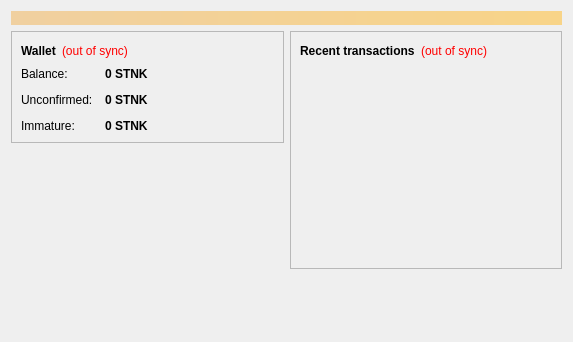
This is src/qt/forms/overviewpage.ui in CptMgm/Stonkscoin as Qt 5 draws it before an edit. The edited form follows.
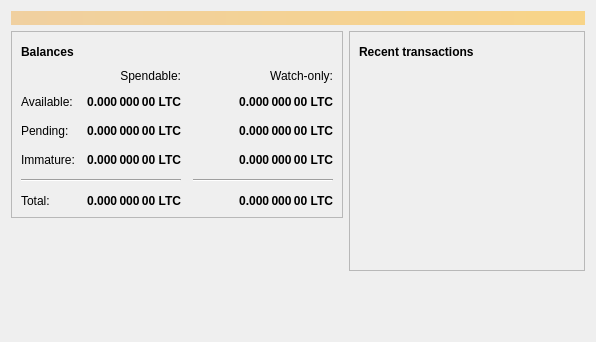
This is the edited form. Icons and pictures are not drawn.

Patch:
```diff
--- a/src/qt/forms/overviewpage.ui
+++ b/src/qt/forms/overviewpage.ui
@@ -6,7 +6,7 @@
    <rect>
     <x>0</x>
     <y>0</y>
-    <width>573</width>
+    <width>596</width>
     <height>342</height>
    </rect>
   </property>
@@ -20,7 +20,7 @@
       <bool>false</bool>
      </property>
      <property name="styleSheet">
-      <string notr="true">background-color: qlineargradient(x1: 0, y1: 0, x2: 1, y2: 0, stop:0 #F0D0A0, stop:1 #F8D488); color:#000000;</string>
+      <string notr="true">QLabel { background-color: qlineargradient(x1: 0, y1: 0, x2: 1, y2: 0, stop:0 #F0D0A0, stop:1 #F8D488); color:#000000; }</string>
      </property>
      <property name="wordWrap">
       <bool>true</bool>
@@ -54,27 +54,194 @@
                </font>
               </property>
               <property name="text">
-               <string>Wallet</string>
+               <string>Balances</string>
               </property>
              </widget>
             </item>
             <item>
-             <widget class="QLabel" name="labelWalletStatus">
+             <widget class="QPushButton" name="labelWalletStatus">
+              <property name="enabled">
+               <bool>true</bool>
+              </property>
+              <property name="maximumSize">
+               <size>
+                <width>30</width>
+                <height>16777215</height>
+               </size>
+              </property>
               <property name="toolTip">
                <string>The displayed information may be out of date. Your wallet automatically synchronizes with the StonksCoin network after a connection is established, but this process has not completed yet.</string>
               </property>
-              <property name="styleSheet">
-               <string notr="true">QLabel { color: red; }</string>
+              <property name="text">
+               <string/>
               </property>
+              <property name="icon">
+               <iconset resource="../bitcoin.qrc">
+                <normaloff>:/icons/warning</normaloff>
+                <disabledoff>:/icons/warning</disabledoff>:/icons/warning</iconset>
+              </property>
+              <property name="iconSize">
+               <size>
+                <width>24</width>
+                <height>24</height>
+               </size>
+              </property>
+              <property name="flat">
+               <bool>true</bool>
+              </property>
+             </widget>
+            </item>
+            <item>
+             <spacer name="horizontalSpacer_3">
+              <property name="orientation">
+               <enum>Qt::Horizontal</enum>
+              </property>
+              <property name="sizeHint" stdset="0">
+               <size>
+                <width>40</width>
+                <height>20</height>
+               </size>
+              </property>
+             </spacer>
+            </item>
+           </layout>
+          </item>
+          <item>
+           <layout class="QGridLayout" name="gridLayout">
+            <property name="spacing">
+             <number>12</number>
+            </property>
+            <item row="2" column="2">
+             <widget class="QLabel" name="labelWatchPending">
+              <property name="font">
+               <font>
+                <weight>75</weight>
+                <bold>true</bold>
+               </font>
+              </property>
+              <property name="cursor">
+               <cursorShape>IBeamCursor</cursorShape>
+              </property>
+              <property name="toolTip">
+               <string>Unconfirmed transactions to watch-only addresses</string>
+              </property>
               <property name="text">
-               <string notr="true">(out of sync)</string>
+               <string notr="true">0.000 000 00 LTC</string>
               </property>
               <property name="alignment">
-               <set>Qt::AlignLeading|Qt::AlignLeft|Qt::AlignVCenter</set>
+               <set>Qt::AlignRight|Qt::AlignTrailing|Qt::AlignVCenter</set>
               </property>
              </widget>
             </item>
-            <item>
+            <item row="2" column="1">
+             <widget class="QLabel" name="labelUnconfirmed">
+              <property name="font">
+               <font>
+                <weight>75</weight>
+                <bold>true</bold>
+               </font>
+              </property>
+              <property name="cursor">
+               <cursorShape>IBeamCursor</cursorShape>
+              </property>
+              <property name="toolTip">
+               <string>Total of transactions that have yet to be confirmed, and do not yet count toward the spendable balance</string>
+              </property>
+              <property name="text">
+               <string notr="true">0.000 000 00 LTC</string>
+              </property>
+              <property name="alignment">
+               <set>Qt::AlignRight|Qt::AlignTrailing|Qt::AlignVCenter</set>
+              </property>
+              <property name="textInteractionFlags">
+               <set>Qt::LinksAccessibleByMouse|Qt::TextSelectableByKeyboard|Qt::TextSelectableByMouse</set>
+              </property>
+             </widget>
+            </item>
+            <item row="3" column="2">
+             <widget class="QLabel" name="labelWatchImmature">
+              <property name="font">
+               <font>
+                <weight>75</weight>
+                <bold>true</bold>
+               </font>
+              </property>
+              <property name="cursor">
+               <cursorShape>IBeamCursor</cursorShape>
+              </property>
+              <property name="toolTip">
+               <string>Mined balance in watch-only addresses that has not yet matured</string>
+              </property>
+              <property name="text">
+               <string notr="true">0.000 000 00 LTC</string>
+              </property>
+              <property name="alignment">
+               <set>Qt::AlignRight|Qt::AlignTrailing|Qt::AlignVCenter</set>
+              </property>
+              <property name="textInteractionFlags">
+               <set>Qt::LinksAccessibleByMouse|Qt::TextSelectableByKeyboard|Qt::TextSelectableByMouse</set>
+              </property>
+             </widget>
+            </item>
+            <item row="4" column="0" colspan="2">
+             <widget class="Line" name="line">
+              <property name="orientation">
+               <enum>Qt::Horizontal</enum>
+              </property>
+             </widget>
+            </item>
+            <item row="4" column="2">
+             <widget class="Line" name="lineWatchBalance">
+              <property name="sizePolicy">
+               <sizepolicy hsizetype="Preferred" vsizetype="Fixed">
+                <horstretch>0</horstretch>
+                <verstretch>0</verstretch>
+               </sizepolicy>
+              </property>
+              <property name="minimumSize">
+               <size>
+                <width>140</width>
+                <height>0</height>
+               </size>
+              </property>
+              <property name="orientation">
+               <enum>Qt::Horizontal</enum>
+              </property>
+             </widget>
+            </item>
+            <item row="5" column="0">
+             <widget class="QLabel" name="labelTotalText">
+              <property name="text">
+               <string>Total:</string>
+              </property>
+             </widget>
+            </item>
+            <item row="3" column="1">
+             <widget class="QLabel" name="labelImmature">
+              <property name="font">
+               <font>
+                <weight>75</weight>
+                <bold>true</bold>
+               </font>
+              </property>
+              <property name="cursor">
+               <cursorShape>IBeamCursor</cursorShape>
+              </property>
+              <property name="toolTip">
+               <string>Mined balance that has not yet matured</string>
+              </property>
+              <property name="text">
+               <string notr="true">0.000 000 00 LTC</string>
+              </property>
+              <property name="alignment">
+               <set>Qt::AlignRight|Qt::AlignTrailing|Qt::AlignVCenter</set>
+              </property>
+              <property name="textInteractionFlags">
+               <set>Qt::LinksAccessibleByMouse|Qt::TextSelectableByKeyboard|Qt::TextSelectableByMouse</set>
+              </property>
+             </widget>
+            </item>
+            <item row="2" column="3">
              <spacer name="horizontalSpacer_2">
               <property name="orientation">
                <enum>Qt::Horizontal</enum>
@@ -87,28 +254,15 @@
               </property>
              </spacer>
             </item>
-           </layout>
-          </item>
-          <item>
-           <layout class="QFormLayout" name="formLayout_2">
-            <property name="fieldGrowthPolicy">
-             <enum>QFormLayout::AllNonFixedFieldsGrow</enum>
-            </property>
-            <property name="horizontalSpacing">
-             <number>12</number>
-            </property>
-            <property name="verticalSpacing">
-             <number>12</number>
-            </property>
-            <item row="0" column="0">
-             <widget class="QLabel" name="label">
+            <item row="3" column="0">
+             <widget class="QLabel" name="labelImmatureText">
               <property name="text">
-               <string>Balance:</string>
+               <string>Immature:</string>
               </property>
              </widget>
             </item>
-            <item row="0" column="1">
-             <widget class="QLabel" name="labelBalance">
+            <item row="5" column="1">
+             <widget class="QLabel" name="labelTotal">
               <property name="font">
                <font>
                 <weight>75</weight>
@@ -122,22 +276,60 @@
                <string>Your current balance</string>
               </property>
               <property name="text">
-               <string notr="true">0 STNK</string>
+               <string notr="true">0.000 000 00 LTC</string>
               </property>
+              <property name="alignment">
+               <set>Qt::AlignRight|Qt::AlignTrailing|Qt::AlignVCenter</set>
+              </property>
               <property name="textInteractionFlags">
                <set>Qt::LinksAccessibleByMouse|Qt::TextSelectableByKeyboard|Qt::TextSelectableByMouse</set>
               </property>
              </widget>
             </item>
+            <item row="5" column="2">
+             <widget class="QLabel" name="labelWatchTotal">
+              <property name="font">
+               <font>
+                <weight>75</weight>
+                <bold>true</bold>
+               </font>
+              </property>
+              <property name="cursor">
+               <cursorShape>IBeamCursor</cursorShape>
+              </property>
+              <property name="toolTip">
+               <string>Current total balance in watch-only addresses</string>
+              </property>
+              <property name="text">
+               <string notr="true">0.000 000 00 LTC</string>
+              </property>
+              <property name="alignment">
+               <set>Qt::AlignRight|Qt::AlignTrailing|Qt::AlignVCenter</set>
+              </property>
+              <property name="textInteractionFlags">
+               <set>Qt::LinksAccessibleByMouse|Qt::TextSelectableByKeyboard|Qt::TextSelectableByMouse</set>
+              </property>
+             </widget>
+            </item>
+            <item row="0" column="2">
+             <widget class="QLabel" name="labelWatchonly">
+              <property name="text">
+               <string>Watch-only:</string>
+              </property>
+              <property name="alignment">
+               <set>Qt::AlignRight|Qt::AlignTrailing|Qt::AlignVCenter</set>
+              </property>
+             </widget>
+            </item>
             <item row="1" column="0">
-             <widget class="QLabel" name="label_3">
+             <widget class="QLabel" name="labelBalanceText">
               <property name="text">
-               <string>Unconfirmed:</string>
+               <string>Available:</string>
               </property>
              </widget>
             </item>
             <item row="1" column="1">
-             <widget class="QLabel" name="labelUnconfirmed">
+             <widget class="QLabel" name="labelBalance">
               <property name="font">
                <font>
                 <weight>75</weight>
@@ -151,7 +343,35 @@
                <string>Total of transactions that have yet to be confirmed, and do not yet count toward the current balance</string>
               </property>
               <property name="text">
-               <string notr="true">0 STNK</string>
+               <string notr="true">0.000 000 00 LTC</string>
+              </property>
+              <property name="alignment">
+               <set>Qt::AlignRight|Qt::AlignTrailing|Qt::AlignVCenter</set>
+              </property>
+              <property name="textInteractionFlags">
+               <set>Qt::LinksAccessibleByMouse|Qt::TextSelectableByKeyboard|Qt::TextSelectableByMouse</set>
+              </property>
+             </widget>
+            </item>
+            <item row="1" column="2">
+             <widget class="QLabel" name="labelWatchAvailable">
+              <property name="font">
+               <font>
+                <weight>75</weight>
+                <bold>true</bold>
+               </font>
+              </property>
+              <property name="cursor">
+               <cursorShape>IBeamCursor</cursorShape>
+              </property>
+              <property name="toolTip">
+               <string>Your current balance in watch-only addresses</string>
+              </property>
+              <property name="text">
+               <string notr="true">0.000 000 00 LTC</string>
+              </property>
+              <property name="alignment">
+               <set>Qt::AlignRight|Qt::AlignTrailing|Qt::AlignVCenter</set>
               </property>
               <property name="textInteractionFlags">
                <set>Qt::LinksAccessibleByMouse|Qt::TextSelectableByKeyboard|Qt::TextSelectableByMouse</set>
@@ -159,28 +379,19 @@
              </widget>
             </item>
             <item row="2" column="0">
-             <widget class="QLabel" name="labelImmatureText">
+             <widget class="QLabel" name="labelPendingText">
               <property name="text">
-               <string>Immature:</string>
+               <string>Pending:</string>
               </property>
              </widget>
             </item>
-            <item row="2" column="1">
-             <widget class="QLabel" name="labelImmature">
-              <property name="font">
-               <font>
-                <weight>75</weight>
-                <bold>true</bold>
-               </font>
-              </property>
-              <property name="toolTip">
-               <string>Mined balance that has not yet matured</string>
-              </property>
+            <item row="0" column="1">
+             <widget class="QLabel" name="labelSpendable">
               <property name="text">
-               <string notr="true">0 STNK</string>
+               <string>Spendable:</string>
               </property>
-              <property name="textInteractionFlags">
-               <set>Qt::LinksAccessibleByMouse|Qt::TextSelectableByKeyboard|Qt::TextSelectableByMouse</set>
+              <property name="alignment">
+               <set>Qt::AlignRight|Qt::AlignTrailing|Qt::AlignVCenter</set>
               </property>
              </widget>
             </item>
@@ -219,24 +430,47 @@
            <layout class="QHBoxLayout" name="horizontalLayout_2">
             <item>
              <widget class="QLabel" name="label_4">
+              <property name="font">
+               <font>
+                <weight>75</weight>
+                <bold>true</bold>
+               </font>
+              </property>
               <property name="text">
-               <string>&lt;b&gt;Recent transactions&lt;/b&gt;</string>
+               <string>Recent transactions</string>
               </property>
              </widget>
             </item>
             <item>
-             <widget class="QLabel" name="labelTransactionsStatus">
+             <widget class="QPushButton" name="labelTransactionsStatus">
+              <property name="enabled">
+               <bool>true</bool>
+              </property>
+              <property name="maximumSize">
+               <size>
+                <width>30</width>
+                <height>16777215</height>
+               </size>
+              </property>
               <property name="toolTip">
-               <string>The displayed information may be out of date. Your wallet automatically synchronizes with the StonksCoin network after a connection is established, but this process has not completed yet.</string>
-              </property>
-              <property name="styleSheet">
-               <string notr="true">QLabel { color: red; }</string>
+               <string>The displayed information may be out of date. Your wallet automatically synchronizes with the Litecoin network after a connection is established, but this process has not completed yet.</string>
               </property>
               <property name="text">
-               <string notr="true">(out of sync)</string>
+               <string/>
               </property>
-              <property name="alignment">
-               <set>Qt::AlignRight|Qt::AlignTrailing|Qt::AlignVCenter</set>
+              <property name="icon">
+               <iconset resource="../bitcoin.qrc">
+                <normaloff>:/icons/warning</normaloff>
+                <disabledoff>:/icons/warning</disabledoff>:/icons/warning</iconset>
+              </property>
+              <property name="iconSize">
+               <size>
+                <width>24</width>
+                <height>24</height>
+               </size>
+              </property>
+              <property name="flat">
+               <bool>true</bool>
               </property>
              </widget>
             </item>
```
Left out of the diff: 12 changed lines with no effect on the pictures.
